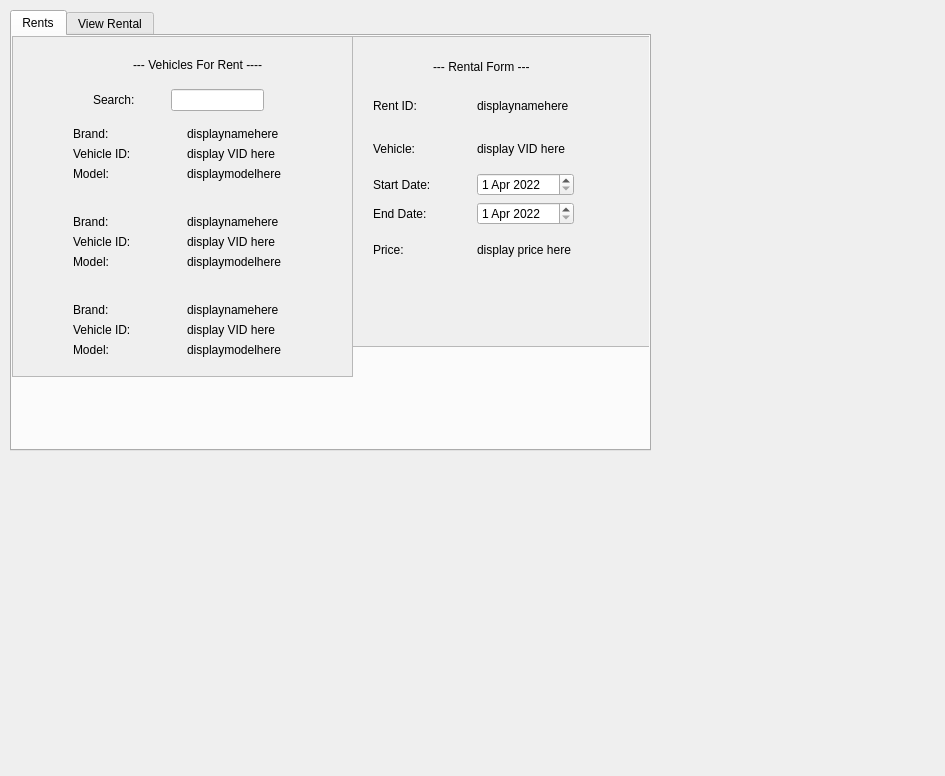
First picture: the form in RenTogether/secdialog.ui, repository GMengRong/ICT1009-CPP-RenTogether, before the edit.
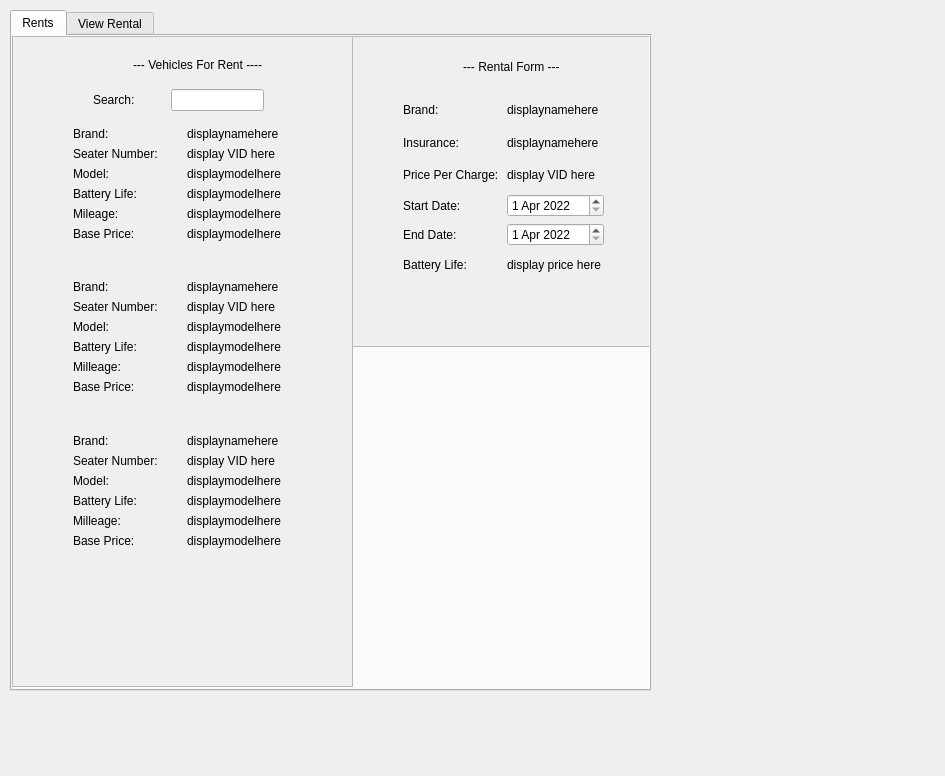
Second picture: the form after the edit.

Commit message: updated GUI and display vehicle details

```diff
--- a/RenTogether/secdialog.ui
+++ b/RenTogether/secdialog.ui
@@ -19,7 +19,7 @@
      <x>10</x>
      <y>10</y>
      <width>641</width>
-     <height>441</height>
+     <height>681</height>
     </rect>
    </property>
    <property name="currentIndex">
@@ -35,7 +35,7 @@
        <x>0</x>
        <y>0</y>
        <width>341</width>
-       <height>341</height>
+       <height>651</height>
       </rect>
      </property>
      <property name="widgetResizable">
@@ -47,7 +47,7 @@
         <x>0</x>
         <y>0</y>
         <width>339</width>
-        <height>339</height>
+        <height>649</height>
        </rect>
       </property>
       <widget class="QLabel" name="label">
@@ -69,7 +69,7 @@
          <x>60</x>
          <y>90</y>
          <width>221</width>
-         <height>230</height>
+         <height>421</height>
         </rect>
        </property>
        <layout class="QVBoxLayout" name="verticalLayout_4">
@@ -98,7 +98,7 @@
             <item>
              <widget class="QLabel" name="vID">
               <property name="text">
-               <string>Vehicle ID:</string>
+               <string>Seater Number:</string>
               </property>
              </widget>
             </item>
@@ -129,6 +129,60 @@
             </item>
            </layout>
           </item>
+          <item>
+           <layout class="QHBoxLayout" name="horizontalLayout_17">
+            <item>
+             <widget class="QLabel" name="vBattLife">
+              <property name="text">
+               <string>Battery Life:</string>
+              </property>
+             </widget>
+            </item>
+            <item>
+             <widget class="QLabel" name="BatteryLife">
+              <property name="text">
+               <string>displaymodelhere</string>
+              </property>
+             </widget>
+            </item>
+           </layout>
+          </item>
+          <item>
+           <layout class="QHBoxLayout" name="horizontalLayout_18">
+            <item>
+             <widget class="QLabel" name="vMilleage">
+              <property name="text">
+               <string>Mileage:</string>
+              </property>
+             </widget>
+            </item>
+            <item>
+             <widget class="QLabel" name="Mileage">
+              <property name="text">
+               <string>displaymodelhere</string>
+              </property>
+             </widget>
+            </item>
+           </layout>
+          </item>
+          <item>
+           <layout class="QHBoxLayout" name="horizontalLayout_19">
+            <item>
+             <widget class="QLabel" name="vBasePrice">
+              <property name="text">
+               <string>Base Price:</string>
+              </property>
+             </widget>
+            </item>
+            <item>
+             <widget class="QLabel" name="BasePrice">
+              <property name="text">
+               <string>displaymodelhere</string>
+              </property>
+             </widget>
+            </item>
+           </layout>
+          </item>
          </layout>
         </item>
         <item>
@@ -145,9 +199,9 @@
          </spacer>
         </item>
         <item>
-         <layout class="QVBoxLayout" name="verticalLayout_2">
+         <layout class="QVBoxLayout" name="verticalLayout_6">
           <item>
-           <layout class="QHBoxLayout" name="horizontalLayout_4">
+           <layout class="QHBoxLayout" name="horizontalLayout_20">
             <item>
              <widget class="QLabel" name="vBrand_2">
               <property name="text">
@@ -165,16 +219,16 @@
            </layout>
           </item>
           <item>
-           <layout class="QHBoxLayout" name="horizontalLayout_5">
+           <layout class="QHBoxLayout" name="horizontalLayout_21">
             <item>
-             <widget class="QLabel" name="vID_2">
+             <widget class="QLabel" name="vSeaterNumber_2">
               <property name="text">
-               <string>Vehicle ID:</string>
+               <string>Seater Number:</string>
               </property>
              </widget>
             </item>
             <item>
-             <widget class="QLabel" name="VehicleID_2">
+             <widget class="QLabel" name="SeaterNumber_2">
               <property name="text">
                <string>display VID here</string>
               </property>
@@ -183,7 +237,7 @@
            </layout>
           </item>
           <item>
-           <layout class="QHBoxLayout" name="horizontalLayout_6">
+           <layout class="QHBoxLayout" name="horizontalLayout_22">
             <item>
              <widget class="QLabel" name="vModel_2">
               <property name="text">
@@ -200,6 +254,60 @@
             </item>
            </layout>
           </item>
+          <item>
+           <layout class="QHBoxLayout" name="horizontalLayout_23">
+            <item>
+             <widget class="QLabel" name="vBattLife_2">
+              <property name="text">
+               <string>Battery Life:</string>
+              </property>
+             </widget>
+            </item>
+            <item>
+             <widget class="QLabel" name="BatteryLife_2">
+              <property name="text">
+               <string>displaymodelhere</string>
+              </property>
+             </widget>
+            </item>
+           </layout>
+          </item>
+          <item>
+           <layout class="QHBoxLayout" name="horizontalLayout_24">
+            <item>
+             <widget class="QLabel" name="vMilleage_2">
+              <property name="text">
+               <string>Milleage:</string>
+              </property>
+             </widget>
+            </item>
+            <item>
+             <widget class="QLabel" name="Mileage_2">
+              <property name="text">
+               <string>displaymodelhere</string>
+              </property>
+             </widget>
+            </item>
+           </layout>
+          </item>
+          <item>
+           <layout class="QHBoxLayout" name="horizontalLayout_25">
+            <item>
+             <widget class="QLabel" name="vBasePrice_2">
+              <property name="text">
+               <string>Base Price:</string>
+              </property>
+             </widget>
+            </item>
+            <item>
+             <widget class="QLabel" name="BasePrice_2">
+              <property name="text">
+               <string>displaymodelhere</string>
+              </property>
+             </widget>
+            </item>
+           </layout>
+          </item>
          </layout>
         </item>
         <item>
@@ -216,9 +324,9 @@
          </spacer>
         </item>
         <item>
-         <layout class="QVBoxLayout" name="verticalLayout_3">
+         <layout class="QVBoxLayout" name="verticalLayout_2">
           <item>
-           <layout class="QHBoxLayout" name="horizontalLayout_7">
+           <layout class="QHBoxLayout" name="horizontalLayout_4">
             <item>
              <widget class="QLabel" name="vBrand_3">
               <property name="text">
@@ -236,16 +344,16 @@
            </layout>
           </item>
           <item>
-           <layout class="QHBoxLayout" name="horizontalLayout_8">
+           <layout class="QHBoxLayout" name="horizontalLayout_5">
             <item>
-             <widget class="QLabel" name="vID_3">
+             <widget class="QLabel" name="vSeaterNumber_3">
               <property name="text">
-               <string>Vehicle ID:</string>
+               <string>Seater Number:</string>
               </property>
              </widget>
             </item>
             <item>
-             <widget class="QLabel" name="VehicleID_3">
+             <widget class="QLabel" name="SeaterNumber_3">
               <property name="text">
                <string>display VID here</string>
               </property>
@@ -254,7 +362,7 @@
            </layout>
           </item>
           <item>
-           <layout class="QHBoxLayout" name="horizontalLayout_9">
+           <layout class="QHBoxLayout" name="horizontalLayout_6">
             <item>
              <widget class="QLabel" name="vModel_3">
               <property name="text">
@@ -271,6 +379,60 @@
             </item>
            </layout>
           </item>
+          <item>
+           <layout class="QHBoxLayout" name="horizontalLayout_26">
+            <item>
+             <widget class="QLabel" name="vBattLife_3">
+              <property name="text">
+               <string>Battery Life:</string>
+              </property>
+             </widget>
+            </item>
+            <item>
+             <widget class="QLabel" name="BatteryLife_3">
+              <property name="text">
+               <string>displaymodelhere</string>
+              </property>
+             </widget>
+            </item>
+           </layout>
+          </item>
+          <item>
+           <layout class="QHBoxLayout" name="horizontalLayout_27">
+            <item>
+             <widget class="QLabel" name="vMilleage_3">
+              <property name="text">
+               <string>Milleage:</string>
+              </property>
+             </widget>
+            </item>
+            <item>
+             <widget class="QLabel" name="Mileage_3">
+              <property name="text">
+               <string>displaymodelhere</string>
+              </property>
+             </widget>
+            </item>
+           </layout>
+          </item>
+          <item>
+           <layout class="QHBoxLayout" name="horizontalLayout_28">
+            <item>
+             <widget class="QLabel" name="vBasePrice_3">
+              <property name="text">
+               <string>Base Price:</string>
+              </property>
+             </widget>
+            </item>
+            <item>
+             <widget class="QLabel" name="BasePrice_3">
+              <property name="text">
+               <string>displaymodelhere</string>
+              </property>
+             </widget>
+            </item>
+           </layout>
+          </item>
          </layout>
         </item>
        </layout>
@@ -323,7 +485,7 @@
       <widget class="QLabel" name="label_2">
        <property name="geometry">
         <rect>
-         <x>80</x>
+         <x>110</x>
          <y>20</y>
          <width>131</width>
          <height>20</height>
@@ -336,19 +498,37 @@
       <widget class="QWidget" name="verticalLayoutWidget">
        <property name="geometry">
         <rect>
-         <x>20</x>
-         <y>50</y>
+         <x>50</x>
+         <y>60</y>
          <width>201</width>
          <height>181</height>
         </rect>
        </property>
        <layout class="QVBoxLayout" name="verticalLayout_5">
+        <item>
+         <layout class="QHBoxLayout" name="horizontalLayout_7">
+          <item>
+           <widget class="QLabel" name="vBrand_4">
+            <property name="text">
+             <string>Brand:</string>
+            </property>
+           </widget>
+          </item>
+          <item>
+           <widget class="QLabel" name="Brand_4">
+            <property name="text">
+             <string>displaynamehere</string>
+            </property>
+           </widget>
+          </item>
+         </layout>
+        </item>
         <item>
          <layout class="QHBoxLayout" name="horizontalLayout_10">
           <item>
            <widget class="QLabel" name="vRID">
             <property name="text">
-             <string>Rent ID:</string>
+             <string>Insurance:</string>
             </property>
            </widget>
           </item>
@@ -366,7 +546,7 @@
           <item>
            <widget class="QLabel" name="vVehical">
             <property name="text">
-             <string>Vehicle:</string>
+             <string>Price Per Charge:</string>
             </property>
            </widget>
           </item>
@@ -428,7 +608,7 @@
           <item>
            <widget class="QLabel" name="vPrice">
             <property name="text">
-             <string>Price:</string>
+             <string>Battery Life:</string>
             </property>
            </widget>
           </item>
```
Left out of the diff: 16 changed lines with no effect on the pictures. The commit also changes 1 other file.
